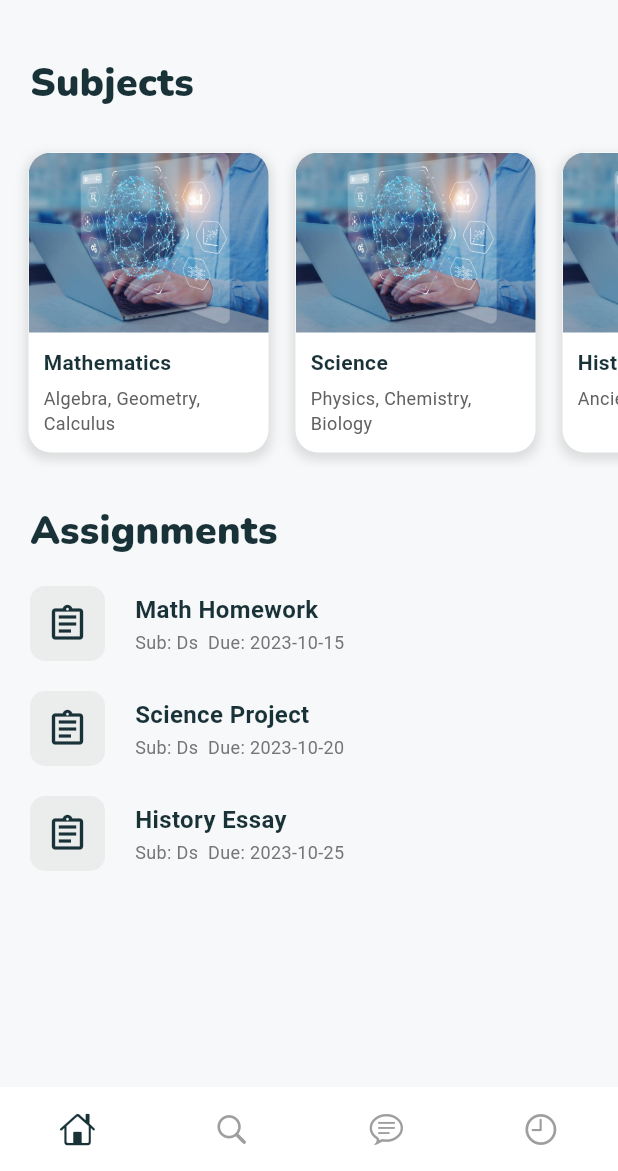
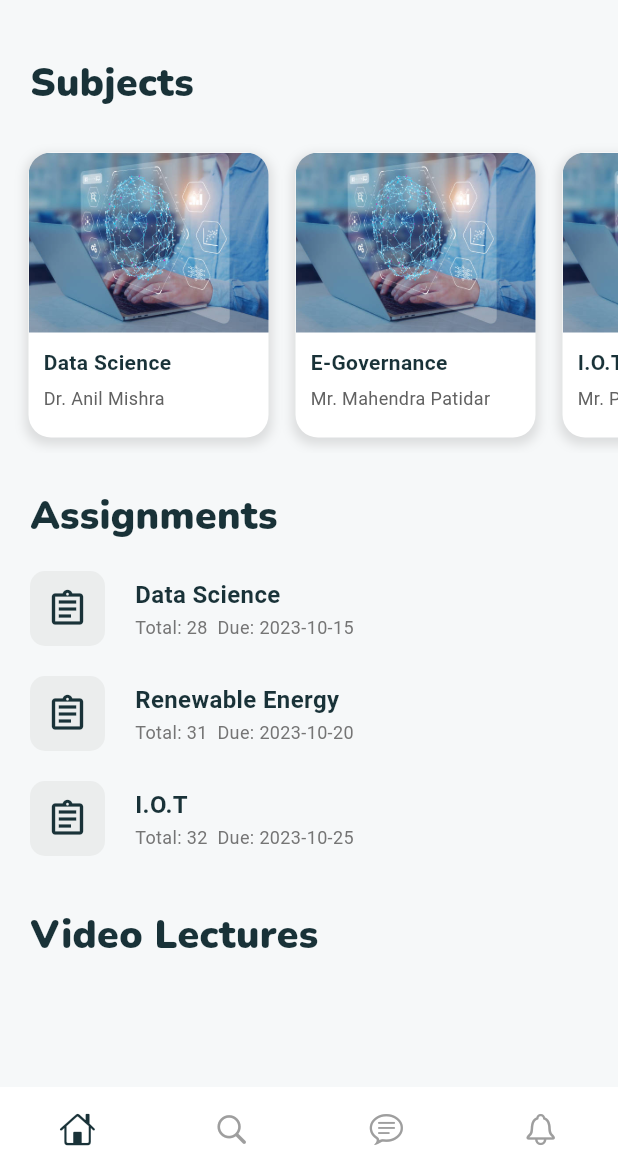
Before and after one commit to HELLFIRE-NILESH/Acedemy, a Flutter app: the screen it shows after launch, on a phone screen of 412 x 824 dp, the part 65-1236 px from its top. Run offline on Flutter 3.47's test engine with Material 3 defaults, Android fonts, the phone set to English and light mode, and no system bars; drawn by our look-alikes of flutter_snake_navigationbar.

Commit message:
Ui Changed ui. theme updated. new pages. refactored ui components.

```diff
--- a/lib/Pages/homePage.dart
+++ b/lib/Pages/homePage.dart
@@ -1,7 +1,9 @@
+import 'package:acedemy/Pages/subjectPage.dart';
+import 'package:acedemy/widgets/assignment.dart';
+import 'package:acedemy/widgets/subjectCard.dart';
 import 'package:flutter/material.dart';
 import 'package:flutter/services.dart';
-import 'package:acedemy/widgets/subjectCard.dart';
-import 'package:acedemy/widgets/assignment.dart';
+
 
 class HomePage extends StatefulWidget {
   const HomePage({super.key});
@@ -13,7 +15,6 @@ class HomePage extends StatefulWidget {
 class _HomePageState extends State<HomePage> {
   @override
   Widget build(BuildContext context) {
-    // Set the status bar style
     SystemChrome.setSystemUIOverlayStyle(SystemUiOverlayStyle(
       statusBarColor: const Color(0xFFF6F8F9),
       statusBarIconBrightness: Brightness.dark,
@@ -23,8 +24,6 @@ class _HomePageState extends State<HomePage> {
       child: Scaffold(
         appBar: AppBar(
           title: const Text("Acedemy"),
-          elevation: 0,
-
         ),
         body: Column(
           crossAxisAlignment: CrossAxisAlignment.start,
@@ -44,12 +43,12 @@ class _HomePageState extends State<HomePage> {
             const SizedBox(height: 18),
             // Subject Cards List
             Container(
-              height: 220,
+              height: 210,
               child: ListView(
                 scrollDirection: Axis.horizontal,
                 children: [
                   const SizedBox(width: 10), // Spacer
-                  ...getSubjectCards(),
+                  ...getSubjectCards(context), // Pass context for navigation
                 ],
               ),
             ),
@@ -66,19 +65,61 @@ class _HomePageState extends State<HomePage> {
               ),
             ),
             const SizedBox(height: 8),
-            // Full Assignments List
-            Expanded(
-              child: Padding(
-                padding: EdgeInsets.fromLTRB(20, 0, 0, 20),
-                child: ListView(
-                  children: getAssignmentCards(),
+            Padding(
+              padding: const EdgeInsets.symmetric(horizontal: 20),
+              child: ListView(
+                shrinkWrap: true,
+                physics: const NeverScrollableScrollPhysics(),
+                children: [
+                  // Assuming getAssignmentCards is defined elsewhere
+                  ...getAssignmentCards(),
+                ],
+              ),
+            ),
+            const SizedBox(height: 24),
+            Padding(
+              padding: const EdgeInsets.fromLTRB(20, 0, 20, 0),
+              child: const Text(
+                "Video Lectures",
+                style: TextStyle(
+                  color: Color(0xFF193238),
+                  fontSize: 26,
+                  fontFamily: "Nunito",
                 ),
               ),
             ),
+            const SizedBox(height: 8),
           ],
         ),
       ),
     );
   }
 
+  // Function to generate subject cards with navigation
+  List<Widget> getSubjectCards(BuildContext context) {
+    List<Map<String, String>> subjects = [
+      {"name": "Data Science", "professor": "Dr. Anil Mishra", "image": 'assets/images/ds.jpg'},
+      {"name": "E-Governance", "professor": "Mr. Mahendra Patidar", "image": 'assets/images/ds.jpg'},
+      {"name": "I.O.T", "professor": "Mr. Priyank Suneriya", "image": 'assets/images/ds.jpg'},
+    ];
+
+    return subjects.map((subject) {
+      return GestureDetector(
+        onTap: () {
+          // Navigate to the SubjectPage with the subject name
+          Navigator.push(
+            context,
+            MaterialPageRoute(
+              builder: (context) => SubjectPage(subjectName: subject["name"]!),
+            ),
+          );
+        },
+        child: SubjectCard(
+          subjectName: subject["name"]!,
+          description: subject["professor"]!,
+          imageUrl: subject["image"]!,
+        ),
+      );
+    }).toList();
+  }
 }
--- a/lib/main.dart
+++ b/lib/main.dart
@@ -20,7 +20,7 @@ class _MyAppState extends State<MyApp> {
   Widget build(BuildContext context) {
     return MaterialApp(
       themeMode:ThemeMode.light,
-      theme: Mytheme.lighttheme,
+      theme: MyTheme.lightTheme,
       debugShowCheckedModeBanner: false,
       routes: {
         "/": (context) => NavView(),
--- a/lib/nav/navbar.dart
+++ b/lib/nav/navbar.dart
@@ -1,9 +1,10 @@
 import 'package:acedemy/Pages/chat.dart';
 import 'package:flutter/cupertino.dart';
 import 'package:flutter/material.dart';
-import 'package:acedemy/main.dart';
 import 'package:flutter_snake_navigationbar/flutter_snake_navigationbar.dart';
 import 'package:acedemy/Pages/homePage.dart';
+import 'package:acedemy/Pages/aiSearch.dart';
+import 'package:acedemy/Pages/Notification.dart';
 
 class NavView extends StatefulWidget {
   const NavView({super.key});
@@ -48,7 +49,7 @@ class _NavViewState extends State<NavView> {
           BottomNavigationBarItem(icon: Icon(CupertinoIcons.home)),
           BottomNavigationBarItem(icon: Icon(CupertinoIcons.search)),
           BottomNavigationBarItem(icon: Icon(CupertinoIcons.chat_bubble_text)),
-          BottomNavigationBarItem(icon: Icon(CupertinoIcons.time)),
+          BottomNavigationBarItem(icon: Icon(CupertinoIcons.bell)),
         ],
       ),
       body: PageView(
@@ -60,7 +61,9 @@ class _NavViewState extends State<NavView> {
         },
         children: [
           HomePage(),
+          aiSearch(),
           ChatScreen(),
+          notification(),
         ],
       ),
     );
--- a/lib/theme/themeData.dart
+++ b/lib/theme/themeData.dart
@@ -1,17 +1,152 @@
 import 'package:flutter/material.dart';
-class Mytheme {
-  Mytheme._();
-  static ThemeData lighttheme = ThemeData(
+
+class MyTheme {
+  MyTheme._();
+
+  static const Color primaryColor = Color(0xFF193238);
+  static const Color backgroundColor = Color(0xFFF6F8F9);
+  static const Color accentColor = Color(0xFFff7043); // Orange accent
+  static const Color buttonColor = Color(0xFFEDEDF2); // Light grey color for buttons
+
+  static ThemeData lightTheme = ThemeData(
+    // General AppBar Theme
     appBarTheme: AppBarTheme(
+      elevation: 0,
       centerTitle: true,
-      backgroundColor: Color(0xFFF6F8F9),
+      backgroundColor: backgroundColor,
       titleSpacing: 2,
       titleTextStyle: TextStyle(
-        fontFamily:"Nunito",
+        fontFamily: "Nunito",
         fontSize: 22,
-        color: Color(0xFF193238)
-      )
+        color: primaryColor,
+      ),
+      iconTheme: IconThemeData(
+        color: primaryColor,
+      ),
     ),
-    scaffoldBackgroundColor: Color(0xFFF6F8F9),
+
+    scaffoldBackgroundColor: backgroundColor,
+    cardColor: Colors.white,
+
+    // Primary color scheme
+    colorScheme: ColorScheme.light(
+      primary: primaryColor,
+      secondary: accentColor,
+      surface: Colors.white,
+      onPrimary: Colors.white,
+      onSecondary: Colors.white,
+      onSurface: primaryColor,
+    ),
+
+    // Button theme
+    elevatedButtonTheme: ElevatedButtonThemeData(
+      style: ElevatedButton.styleFrom(
+        foregroundColor: primaryColor,
+        backgroundColor: buttonColor, // Text color on button
+        textStyle: TextStyle(
+          fontFamily: "Nunito",
+          fontSize: 16,
+        ),
+        shape: RoundedRectangleBorder(
+          borderRadius: BorderRadius.circular(8),
+        ),
+        padding: const EdgeInsets.symmetric(horizontal: 16, vertical: 12),
+      ),
+    ),
+
+    outlinedButtonTheme: OutlinedButtonThemeData(
+      style: OutlinedButton.styleFrom(
+        foregroundColor: primaryColor, side: BorderSide(color: primaryColor),
+        textStyle: TextStyle(
+          fontFamily: "Nunito",
+          fontSize: 16,
+        ),
+        shape: RoundedRectangleBorder(
+          borderRadius: BorderRadius.circular(8),
+        ),
+        padding: const EdgeInsets.symmetric(horizontal: 16, vertical: 12),
+      ),
+    ),
+
+    textButtonTheme: TextButtonThemeData(
+      style: TextButton.styleFrom(
+        foregroundColor: accentColor, textStyle: TextStyle(
+          fontFamily: "Nunito",
+          fontSize: 16,
+        ),
+      ),
+    ),
+
+    // FloatingActionButton Theme
+    floatingActionButtonTheme: FloatingActionButtonThemeData(
+      backgroundColor: primaryColor,
+      foregroundColor: Colors.white,
+    ),
+
+    // Divider Theme
+    dividerTheme: DividerThemeData(
+      color: primaryColor.withOpacity(0.5),
+      thickness: 1,
+    ),
+
+    // Icon Theme
+    iconTheme: IconThemeData(
+      color: primaryColor,
+    ),
+
+    // Input Decoration Theme
+    inputDecorationTheme: InputDecorationTheme(
+      contentPadding: const EdgeInsets.symmetric(vertical: 14, horizontal: 12),
+      filled: true,
+      fillColor: Colors.white,
+      border: OutlineInputBorder(
+        borderRadius: BorderRadius.circular(8),
+        borderSide: BorderSide(color: primaryColor),
+      ),
+      focusedBorder: OutlineInputBorder(
+        borderRadius: BorderRadius.circular(8),
+        borderSide: BorderSide(color: accentColor, width: 2),
+      ),
+      enabledBorder: OutlineInputBorder(
+        borderRadius: BorderRadius.circular(8),
+        borderSide: BorderSide(color: primaryColor.withOpacity(0.5)),
+      ),
+      labelStyle: TextStyle(
+        color: primaryColor.withOpacity(0.8),
+        fontFamily: "Nunito",
+      ),
+      hintStyle: TextStyle(
+        color: primaryColor.withOpacity(0.5),
+        fontFamily: "Nunito",
+      ),
+    ),
+
+    // Use the imported text theme
+
+    bottomNavigationBarTheme: BottomNavigationBarThemeData(
+      backgroundColor: backgroundColor,
+      selectedItemColor: primaryColor,
+      unselectedItemColor: primaryColor.withOpacity(0.5),
+      showSelectedLabels: true,
+      showUnselectedLabels: true,
+    ),
+
+    tabBarTheme: TabBarTheme(
+      labelColor: primaryColor,
+      unselectedLabelColor: primaryColor.withOpacity(0.5),
+      labelStyle: TextStyle(
+        fontFamily: "Nunito",
+        fontSize: 16,
+        fontWeight: FontWeight.w600,
+      ),
+      indicator: UnderlineTabIndicator(
+        borderSide: BorderSide(color: primaryColor, width: 2),
+      ),
+    ),
+
+
+    progressIndicatorTheme: ProgressIndicatorThemeData(
+      color: primaryColor,
+    ),
   );
 }
--- a/lib/widgets/assignment.dart
+++ b/lib/widgets/assignment.dart
@@ -3,13 +3,13 @@ import 'package:flutter/material.dart';
 class AssignmentCard extends StatelessWidget {
   final String title;
   final String dueDate;
-  final String sub;
+  final int Total;
 
   const AssignmentCard({
     Key? key,
     required this.title,
     required this.dueDate,
-    required this.sub,
+    required this.Total,
   }) : super(key: key);
 
   @override
@@ -48,7 +48,7 @@ class AssignmentCard extends StatelessWidget {
               ),
               const SizedBox(height: 2),
               Text(
-                "Sub: $sub  Due: $dueDate",
+                "Total: $Total  Due: $dueDate",
                 style: TextStyle(
                   fontSize: 12,
                   color: Colors.grey[600],
@@ -66,19 +66,19 @@ class AssignmentCard extends StatelessWidget {
 List<Widget> getAssignmentCards() {
   return const [
     AssignmentCard(
-      title: "Math Homework",
+      title: "Data Science",
       dueDate: "2023-10-15",
-      sub: "Ds",
+      Total: 28,
     ),
     AssignmentCard(
-      title: "Science Project",
-      sub: "Ds",
+      title: "Renewable Energy",
+      Total: 31,
       dueDate: "2023-10-20",
     ),
     AssignmentCard(
-      title: "History Essay",
+      title: "I.O.T",
       dueDate: "2023-10-25",
-      sub: "Ds",
+      Total: 32,
     ),
   ];
 }
--- a/lib/widgets/subjectCard.dart
+++ b/lib/widgets/subjectCard.dart
@@ -80,18 +80,18 @@ class SubjectCard extends StatelessWidget {
 List<Widget> getSubjectCards() {
   return const [
     SubjectCard(
-      subjectName: 'Mathematics',
-      description: 'Algebra, Geometry, Calculus',
+      subjectName: 'Data Science',
+      description: 'Dr.Anil Mishra',
       imageUrl: 'assets/images/ds.jpg',
     ),
     SubjectCard(
-      subjectName: 'Science',
-      description: 'Physics, Chemistry, Biology',
+      subjectName: 'E-Governance',
+      description: 'Mr.Mahendra Patidar',
       imageUrl: 'assets/images/ds.jpg',
     ),
     SubjectCard(
-      subjectName: 'History',
-      description: 'Ancient, Modern, World',
+      subjectName: 'I.O.T',
+      description: 'Mr.Priyank suneriya',
       imageUrl: 'assets/images/ds.jpg',
     ),
   ];
```
Also changed, not shown: lib/Pages/Notification.dart (added, +18 -0 lines), lib/Pages/aiSearch.dart (added, +14 -0 lines), lib/Pages/chat.dart (+14 -12 lines), lib/Pages/subjectPage.dart (added, +205 -0 lines), lib/widgets/classCard.dart (deleted, +0 -95 lines).
